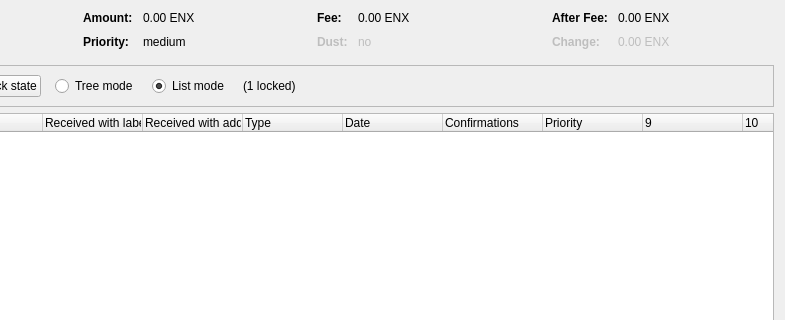
Old version of the form src/qt/forms/coincontroldialog.ui in the repository SmandeP/bib; both pictures show x 169 to 954 and y 0 to 320 of the 954 by 500 pixel window.
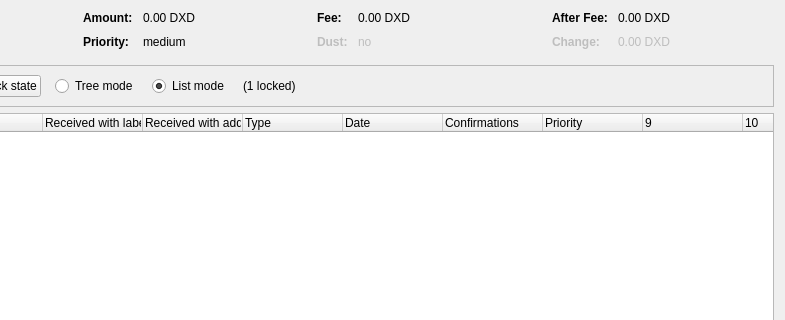
New version of the form. Custom widgets are drawn as their Qt base class.

```diff
--- a/src/qt/forms/coincontroldialog.ui
+++ b/src/qt/forms/coincontroldialog.ui
@@ -132,7 +132,7 @@
           <enum>Qt::ActionsContextMenu</enum>
          </property>
          <property name="text">
-          <string notr="true">0.00 ENX</string>
+          <string notr="true">0.00 DXD</string>
          </property>
          <property name="textInteractionFlags">
           <set>Qt::LinksAccessibleByMouse|Qt::TextSelectableByKeyboard|Qt::TextSelectableByMouse</set>
@@ -206,7 +206,7 @@
           <enum>Qt::ActionsContextMenu</enum>
          </property>
          <property name="text">
-          <string notr="true">0.00 ENX</string>
+          <string notr="true">0.00 DXD</string>
          </property>
          <property name="textInteractionFlags">
           <set>Qt::LinksAccessibleByMouse|Qt::TextSelectableByKeyboard|Qt::TextSelectableByMouse</set>
@@ -286,7 +286,7 @@
           <enum>Qt::ActionsContextMenu</enum>
          </property>
          <property name="text">
-          <string notr="true">0.00 ENX</string>
+          <string notr="true">0.00 DXD</string>
          </property>
          <property name="textInteractionFlags">
           <set>Qt::LinksAccessibleByMouse|Qt::TextSelectableByKeyboard|Qt::TextSelectableByMouse</set>
@@ -321,7 +321,7 @@
           <enum>Qt::ActionsContextMenu</enum>
          </property>
          <property name="text">
-          <string notr="true">0.00 ENX</string>
+          <string notr="true">0.00 DXD</string>
          </property>
          <property name="textInteractionFlags">
           <set>Qt::LinksAccessibleByMouse|Qt::TextSelectableByKeyboard|Qt::TextSelectableByMouse</set>
```
